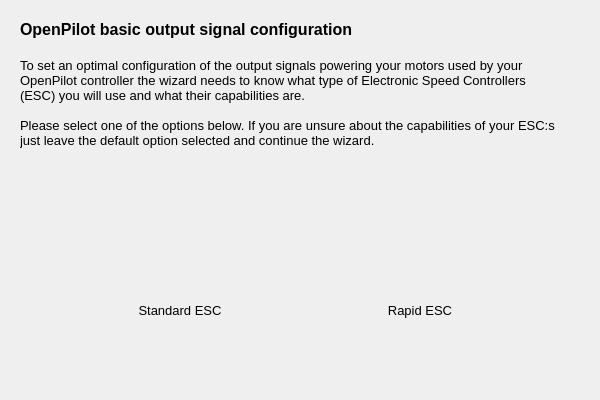
First picture: the form in ground/openpilotgcs/src/plugins/setupwizard/pages/outputpage.ui, repository openpilot/OpenPilot, before the edit.
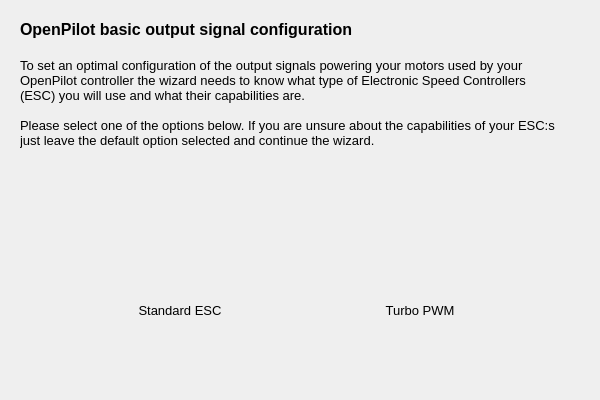
Second picture: the form after the edit. Icons and pictures are not drawn.

```diff
--- a/ground/openpilotgcs/src/plugins/setupwizard/pages/outputpage.ui
+++ b/ground/openpilotgcs/src/plugins/setupwizard/pages/outputpage.ui
@@ -61,7 +61,7 @@
     <string notr="true">QToolButton { border: none }</string>
    </property>
    <property name="text">
-    <string>Rapid ESC</string>
+    <string>Turbo PWM</string>
    </property>
    <property name="icon">
     <iconset resource="../wizardResources.qrc">
```
Left out of the diff: 10 changed lines with no effect on the pictures.
